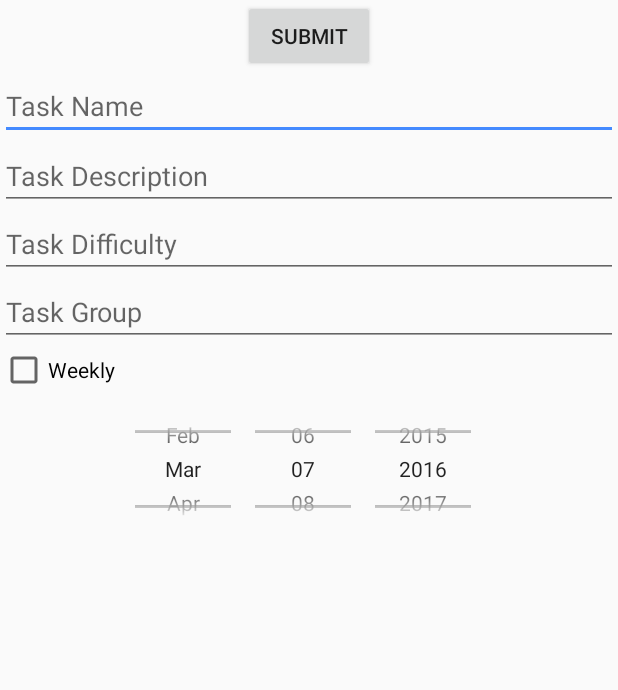
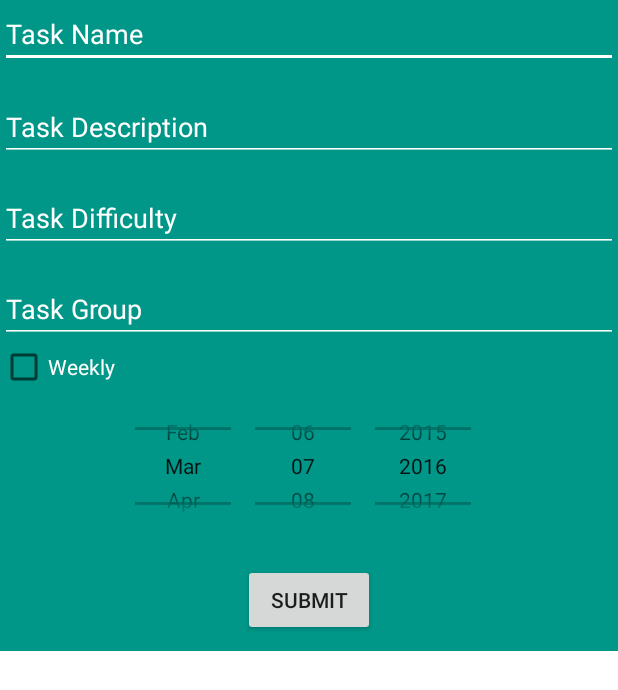
Before and after one commit to ucsdCSE110wi16/CSE110M260T16, an Android app: the TaskCreator screen opened directly, with no data from a screen before it, on a phone screen of 412 x 824 dp. Shown: the top 690 px of the screen. Run offline under Robolectric (Android 15) with nearby library versions, the phone set to English and light mode, and no system bars; libraries missing offline, so code that uses them is left out: com.parse; 2 statements that could not run were skipped.

Commit message:
Updated UI for new task

```diff
--- a/CSE110TaskList/app/src/main/res/layout/task_creator.xml
+++ b/CSE110TaskList/app/src/main/res/layout/task_creator.xml
@@ -2,22 +2,18 @@
 <LinearLayout xmlns:android="http://schemas.android.com/apk/res/android"
     android:orientation="vertical" android:layout_width="match_parent"
     android:layout_height="match_parent"
-    android:weightSum="1">
-
-    <Button
-        android:layout_width="wrap_content"
-        android:layout_height="wrap_content"
-        android:text="submit"
-        android:id="@+id/submitTask"
-        android:layout_gravity="center_horizontal"
-        android:onClick="submitTask" />
+    android:weightSum="1"
+    android:background="@color/colorPrimary">
 
     <EditText
         android:layout_width="match_parent"
         android:layout_height="wrap_content"
         android:id="@+id/taskName"
         android:layout_gravity="center_horizontal"
-        android:hint="Task Name" />
+        android:hint="Task Name"
+        android:backgroundTint="@android:color/white"
+        android:textColor="@android:color/white"
+        android:textColorHint="@android:color/white" />
 
     <TextView
         android:layout_width="1dp"
@@ -30,7 +26,11 @@
         android:layout_height="wrap_content"
         android:id="@+id/taskDesc"
         android:hint="Task Description"
-        android:clickable="true" />
+        android:clickable="true"
+        android:layout_marginTop="15dp"
+        android:backgroundTint="@android:color/white"
+        android:textColorHint="@android:color/white"
+        android:textColor="@android:color/white" />
 
     <EditText
         android:layout_width="match_parent"
@@ -40,21 +40,30 @@
         android:id="@+id/taskDificulty"
         android:hint="Task Difficulty"
         android:clickable="true"
-        android:editable="true" />
+        android:editable="true"
+        android:layout_marginTop="15dp"
+        android:backgroundTint="@android:color/white"
+        android:textColor="@android:color/white"
+        android:textColorHint="@android:color/white" />
 
     <EditText
         android:layout_width="match_parent"
         android:layout_height="wrap_content"
         android:id="@+id/taskGroup"
         android:layout_gravity="center_horizontal"
-        android:hint="Task Group" />
+        android:hint="Task Group"
+        android:layout_marginTop="15dp"
+        android:backgroundTint="@android:color/white"
+        android:textColor="@android:color/white"
+        android:textColorHint="@android:color/white" />
 
     <CheckBox
         android:layout_width="wrap_content"
         android:layout_height="wrap_content"
         android:text="Weekly"
         android:id="@+id/repetitive"
-        android:checked="false" />
+        android:checked="false"
+        android:textColor="@android:color/white" />
 
     <DatePicker
         android:layout_width="wrap_content"
@@ -66,12 +75,24 @@
         android:layout_gravity="center_horizontal"
         android:calendarViewShown="false"
         android:datePickerMode="spinner"
-        />
+        style="@style/AppTheme.Dark.Dialog"
+        android:calendarTextColor="@android:color/white" />
+
+    <Button
+        android:layout_width="wrap_content"
+        android:layout_height="wrap_content"
+        android:text="submit"
+        android:id="@+id/submitTask"
+        android:layout_gravity="center_horizontal"
+        android:onClick="submitTask"
+        android:layout_marginTop="15dp" />
 
     <ListView
         android:layout_width="match_parent"
         android:layout_height="match_parent"
         android:id="@+id/List_assignment"
-        android:choiceMode="singleChoice" />
+        android:choiceMode="singleChoice"
+        android:background="@android:color/white"
+        android:layout_marginTop="10dp" />
 
 </LinearLayout>
--- a/CSE110TaskList/app/src/main/res/layout/task_editor.xml
+++ b/CSE110TaskList/app/src/main/res/layout/task_editor.xml
@@ -2,7 +2,8 @@
 <LinearLayout xmlns:android="http://schemas.android.com/apk/res/android"
     android:orientation="vertical" android:layout_width="match_parent"
     android:layout_height="match_parent"
-    android:weightSum="1">
+    android:weightSum="1"
+    android:background="@color/colorPrimary">
 
     <Button
         android:layout_width="wrap_content"
```
